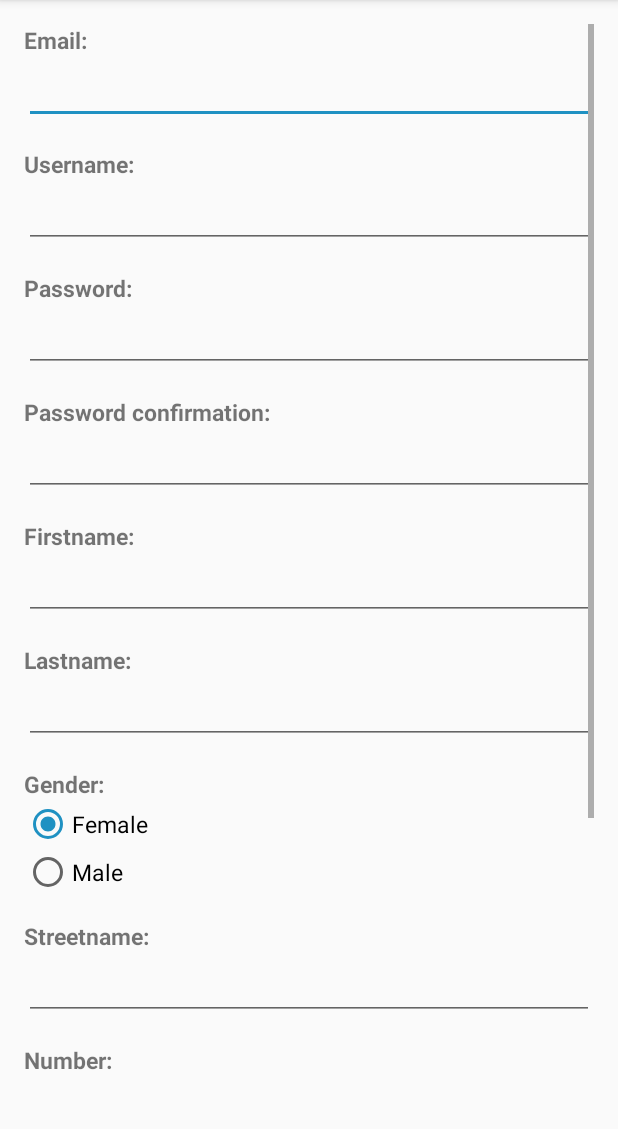
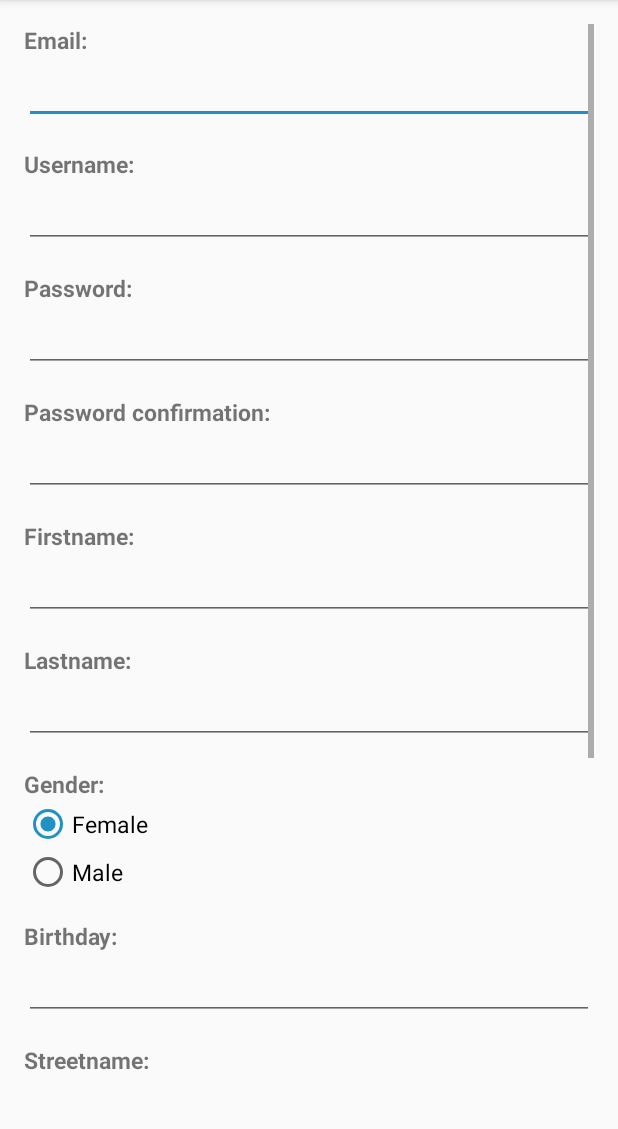
Before and after one commit to danbo2468/FriendshipBenchAndroid, an Android app: the RegisterActivity screen opened directly, with no data from a screen before it, on a phone screen of 412 x 824 dp, the part 84-1213 px from its top. Run offline under Robolectric (Android 15) with nearby library versions, the phone set to English and light mode, and no system bars; our stand-ins replace Volley; Roboto replaces fonts that are not available here.

Commit message:
Added the ability to enter you birthday when registering a new account.

```diff
--- a/app/build.gradle
+++ b/app/build.gradle
@@ -19,6 +19,7 @@ android {
 }
 
 dependencies {
+    compile 'com.wdullaer:materialdatetimepicker:3.5.0'
     compile 'com.google.code.gson:gson:2.8.0'
     compile 'com.android.volley:volley:1.1.0'
     compile 'com.github.nkzawa:socket.io-client:0.3.0'
--- a/app/src/main/java/com/hanze/wad/friendshipbench/ApiModels/RegisterModel.java
+++ b/app/src/main/java/com/hanze/wad/friendshipbench/ApiModels/RegisterModel.java
@@ -17,7 +17,7 @@ public class RegisterModel {
     private String birthDay;
     private String gender;
 
-    public RegisterModel(String email, String username, String password, String firstname, String lastname, String province, String district, String streetname, String number, String gender) {
+    public RegisterModel(String email, String username, String password, String firstname, String lastname, String province, String district, String streetname, String number, String gender, String birthday) {
         this.email = email;
         this.username = username;
         this.password = password;
@@ -28,6 +28,6 @@ public class RegisterModel {
         this.streetName = streetname;
         this.housenumber = number;
         this.gender = gender;
-        this.birthDay = "2018-01-29T13:30:08.864Z";
+        this.birthDay = birthday + "T00:00:00Z";
     }
 }
--- a/app/src/main/res/layout/activity_register.xml
+++ b/app/src/main/res/layout/activity_register.xml
@@ -132,6 +132,7 @@
                     android:layout_height="wrap_content"
                     android:ems="10"
                     android:inputType="textPersonName" />
+
             </LinearLayout>
 
             <LinearLayout
@@ -159,6 +160,26 @@
                         android:layout_weight="1"
                         android:text="@string/value_male" />
                 </RadioGroup>
+
+            </LinearLayout>
+
+            <LinearLayout
+                style="@style/LinearLabelValueLayout">
+
+                <TextView
+                    android:id="@+id/textView3"
+                    style="@style/LabelText"
+                    android:layout_width="match_parent"
+                    android:layout_height="wrap_content"
+                    android:text="@string/label_birthday" />
+
+                <EditText
+                    android:layout_width="match_parent"
+                    android:layout_height="wrap_content"
+                    android:id="@+id/birthdayField"
+                    android:clickable="true"
+                    android:focusable="false"/>
+
 
             </LinearLayout>
 
```
Also changed, not shown: app/src/main/java/com/hanze/wad/friendshipbench/RegisterActivity.java (+41 -9 lines).
